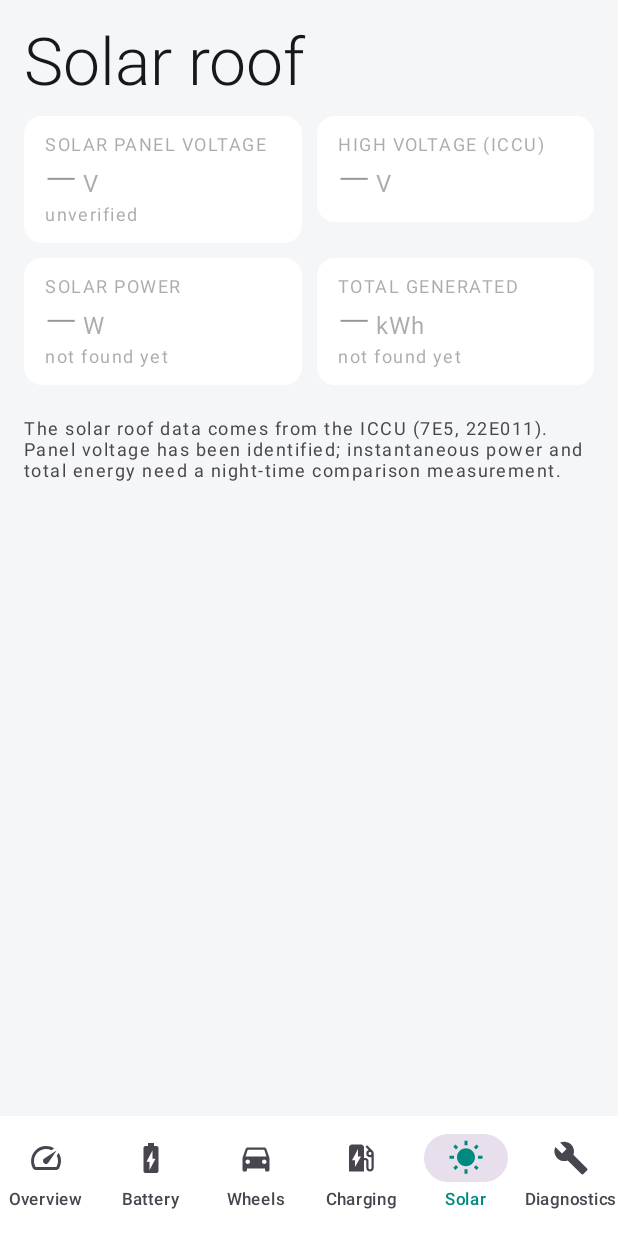
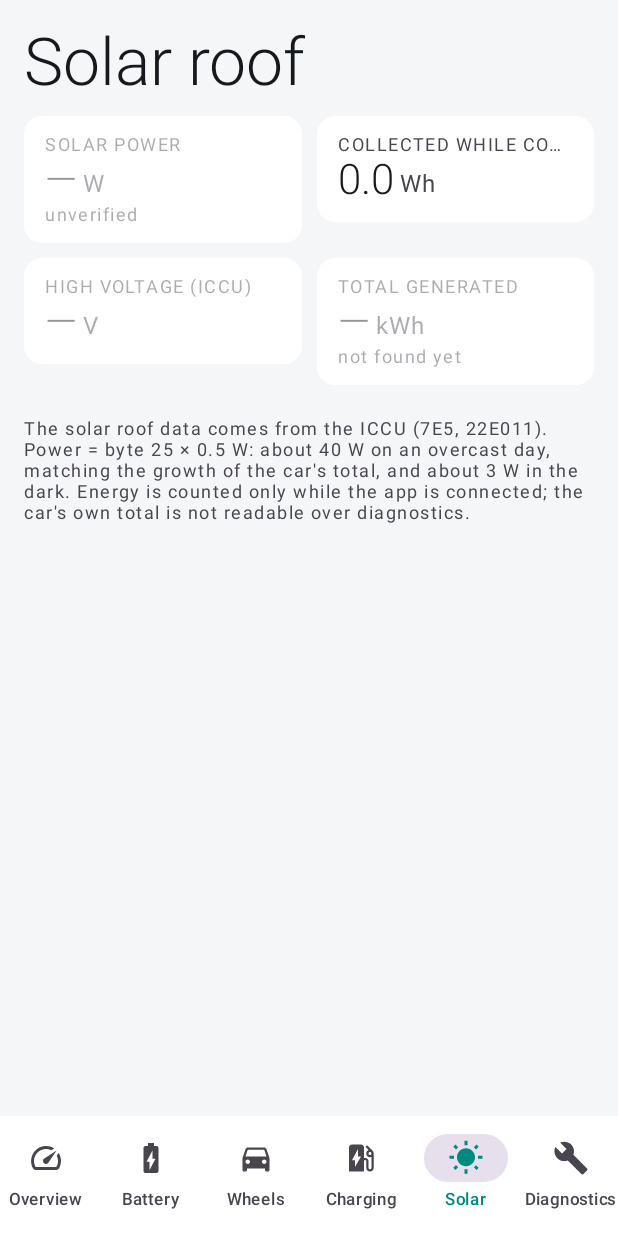
Before and after one commit to eplik82/Ioniq5_app, an Android app built with Jetpack Compose: the screen it shows after launch (MainActivity), item 5 of the bottom bar chosen, on a phone screen of 412 x 824 dp. Run offline under Robolectric (Android 15) with nearby library versions, the phone set to English and light mode, and no system bars.

Commit message:
Solar roof power candidate (ICCU E011 byte 25 x 0.5 W) and energy while connected
Night measurement without charging: byte 25 drops to 6 (3 W) while daytime
values 74-81 give 37-40 W, matching the car's cumulative counter growth.
M-N is not panel voltage (higher at night).

Co-Authored-By: Claude Opus 5.5 <noreply@anthropic.com>
Claude-Session: https://claude.ai/code/session_01M9Xar97AQkJ9rGqLFBecq9

```diff
--- a/app/src/main/java/com/eplik/ioniq5/connection/ConnectionManager.kt
+++ b/app/src/main/java/com/eplik/ioniq5/connection/ConnectionManager.kt
@@ -8,6 +8,7 @@ import com.eplik.ioniq5.core.elm.TrafficEntry
 import com.eplik.ioniq5.core.pid.Ioniq5Pids
 import com.eplik.ioniq5.core.poll.ChargeSession
 import com.eplik.ioniq5.core.poll.ChargeSessionTracker
+import com.eplik.ioniq5.core.poll.EnergyIntegrator
 import com.eplik.ioniq5.core.poll.Poller
 import com.eplik.ioniq5.core.poll.Readings
 import com.eplik.ioniq5.core.transport.Transport
@@ -47,6 +48,12 @@ class ConnectionManager(
     private val chargeTracker = ChargeSessionTracker()
     private val _chargeSession = MutableStateFlow<ChargeSession?>(null)
     val chargeSession: StateFlow<ChargeSession?> = _chargeSession.asStateFlow()
+
+    /** Päikeseenergia, mis on kogutud selle rakenduse ühenduse ajal (Wh). */
+    private val solarIntegrator = EnergyIntegrator()
+    private var lastSolarTimeMs = 0L
+    private val _solarEnergyWh = MutableStateFlow(0.0)
+    val solarEnergyWh: StateFlow<Double> = _solarEnergyWh.asStateFlow()
 
     private var poller: Poller? = null
     private var pollJob: Job? = null
@@ -127,6 +134,11 @@ class ConnectionManager(
                 newPoller.readings.collect { latest ->
                     _readings.update { it + latest }
                     _chargeSession.value = chargeTracker.update(_readings.value, System.currentTimeMillis())
+                    latest[Ioniq5Pids.SOLAR_POWER]?.takeIf { it.timeMs != lastSolarTimeMs }?.let {
+                        lastSolarTimeMs = it.timeMs
+                        solarIntegrator.add(it.value, it.timeMs)
+                        _solarEnergyWh.value = solarIntegrator.energyWh
+                    }
                 }
             }
             newPoller.run()
--- a/app/src/main/java/com/eplik/ioniq5/ui/Ioniq5App.kt
+++ b/app/src/main/java/com/eplik/ioniq5/ui/Ioniq5App.kt
@@ -53,6 +53,7 @@ fun Ioniq5App() {
     val status by connection.status.collectAsStateWithLifecycle()
     val readings by connection.readings.collectAsStateWithLifecycle()
     val chargeSession by connection.chargeSession.collectAsStateWithLifecycle()
+    val solarEnergyWh by connection.solarEnergyWh.collectAsStateWithLifecycle()
     var selected by rememberSaveable { mutableStateOf(Tab.OVERVIEW) }
     var showConnection by rememberSaveable { mutableStateOf(false) }
     Scaffold(
@@ -93,7 +94,7 @@ fun Ioniq5App() {
             selected == Tab.BATTERY -> BatteryScreen(readings, modifier)
             selected == Tab.AXLES -> AxlesScreen(readings, modifier)
             selected == Tab.CHARGING -> ChargingScreen(readings, chargeSession, modifier)
-            selected == Tab.SOLAR -> SolarScreen(readings, modifier)
+            selected == Tab.SOLAR -> SolarScreen(readings, solarEnergyWh, modifier)
             selected == Tab.DIAGNOSTICS -> DiagnosticsScreen(onConnectionClick = { showConnection = true }, modifier = modifier)
             else -> PlaceholderScreen(stringResource(selected.label), selected.stage, modifier)
         }
--- a/app/src/main/java/com/eplik/ioniq5/ui/screens/OverviewScreen.kt
+++ b/app/src/main/java/com/eplik/ioniq5/ui/screens/OverviewScreen.kt
@@ -93,10 +93,10 @@ fun OverviewScreen(
         item { ValueTile(stringResource(R.string.odometer), formatValue(readings[P.ODOMETER]?.value, 0), "km", readings[P.ODOMETER].isFresh(now - 60_000)) }
         item {
             ValueTile(
-                stringResource(R.string.solar_panel_voltage),
-                formatValue(readings[P.SOLAR_PANEL_VOLTAGE]?.value, 1),
-                "V",
-                fresh(P.SOLAR_PANEL_VOLTAGE),
+                stringResource(R.string.solar_power),
+                formatValue(readings[P.SOLAR_POWER]?.value, 0),
+                "W",
+                fresh(P.SOLAR_POWER),
                 detail = stringResource(R.string.candidate),
             )
         }
--- a/app/src/main/java/com/eplik/ioniq5/ui/screens/SolarScreen.kt
+++ b/app/src/main/java/com/eplik/ioniq5/ui/screens/SolarScreen.kt
@@ -23,7 +23,7 @@ import com.eplik.ioniq5.ui.components.rememberNow
 
 /** Päikesekatus: seni kinnitatud ja kandidaatväärtused; võimsus ja energia lisanduvad, kui leitud. */
 @Composable
-fun SolarScreen(readings: Readings, modifier: Modifier = Modifier) {
+fun SolarScreen(readings: Readings, sessionEnergyWh: Double, modifier: Modifier = Modifier) {
     val now by rememberNow()
     LazyVerticalGrid(
         columns = GridCells.Adaptive(minSize = 150.dp),
@@ -36,13 +36,14 @@ fun SolarScreen(readings: Readings, modifier: Modifier = Modifier) {
         }
         item {
             ValueTile(
-                stringResource(R.string.solar_panel_voltage),
-                formatValue(readings[P.SOLAR_PANEL_VOLTAGE]?.value, 1),
-                "V",
-                readings[P.SOLAR_PANEL_VOLTAGE].isFresh(now),
+                stringResource(R.string.solar_power),
+                formatValue(readings[P.SOLAR_POWER]?.value, 0),
+                "W",
+                readings[P.SOLAR_POWER].isFresh(now),
                 detail = stringResource(R.string.candidate),
             )
         }
+        item { ValueTile(stringResource(R.string.solar_session_energy), formatValue(sessionEnergyWh, 1), "Wh", true) }
         item {
             ValueTile(
                 stringResource(R.string.iccu_hv_voltage),
@@ -51,7 +52,6 @@ fun SolarScreen(readings: Readings, modifier: Modifier = Modifier) {
                 readings[P.ICCU_HV_VOLTAGE].isFresh(now),
             )
         }
-        item { ValueTile(stringResource(R.string.solar_power), "—", "W", false, detail = stringResource(R.string.not_found_yet)) }
         item { ValueTile(stringResource(R.string.solar_energy_total), "—", "kWh", false, detail = stringResource(R.string.not_found_yet)) }
         item(span = { GridItemSpan(maxLineSpan) }) {
             Text(
--- a/app/src/main/res/values/strings.xml
+++ b/app/src/main/res/values/strings.xml
@@ -80,7 +80,7 @@
     <string name="solar_power">Solar power</string>
     <string name="solar_energy_total">Total generated</string>
     <string name="not_found_yet">not found yet</string>
-    <string name="solar_note">The solar roof data comes from the ICCU (7E5, 22E011). Panel voltage has been identified; instantaneous power and total energy need a night-time comparison measurement.</string>
+    <string name="solar_note">The solar roof data comes from the ICCU (7E5, 22E011). Power = byte 25 × 0.5 W: about 40 W on an overcast day, matching the growth of the car\'s total, and about 3 W in the dark. Energy is counted only while the app is connected; the car\'s own total is not readable over diagnostics.</string>
     <string name="speed_calc">Speed (from motor rpm)</string>
     <string name="to_left">left</string>
     <string name="to_right">right</string>
@@ -92,4 +92,5 @@
     <string name="ac_phase_currents">Phase currents L1/L2/L3</string>
     <string name="obc_output_power">Charger output</string>
     <string name="obc_efficiency">Charger efficiency</string>
+    <string name="solar_session_energy">Collected while connected</string>
 </resources>
```
Also changed, not shown: core/src/main/kotlin/com/eplik/ioniq5/core/pid/Ioniq5Pids.kt (+6 -2 lines), core/src/main/kotlin/com/eplik/ioniq5/core/poll/EnergyIntegrator.kt (added, +25 -0 lines), 5 other files.
